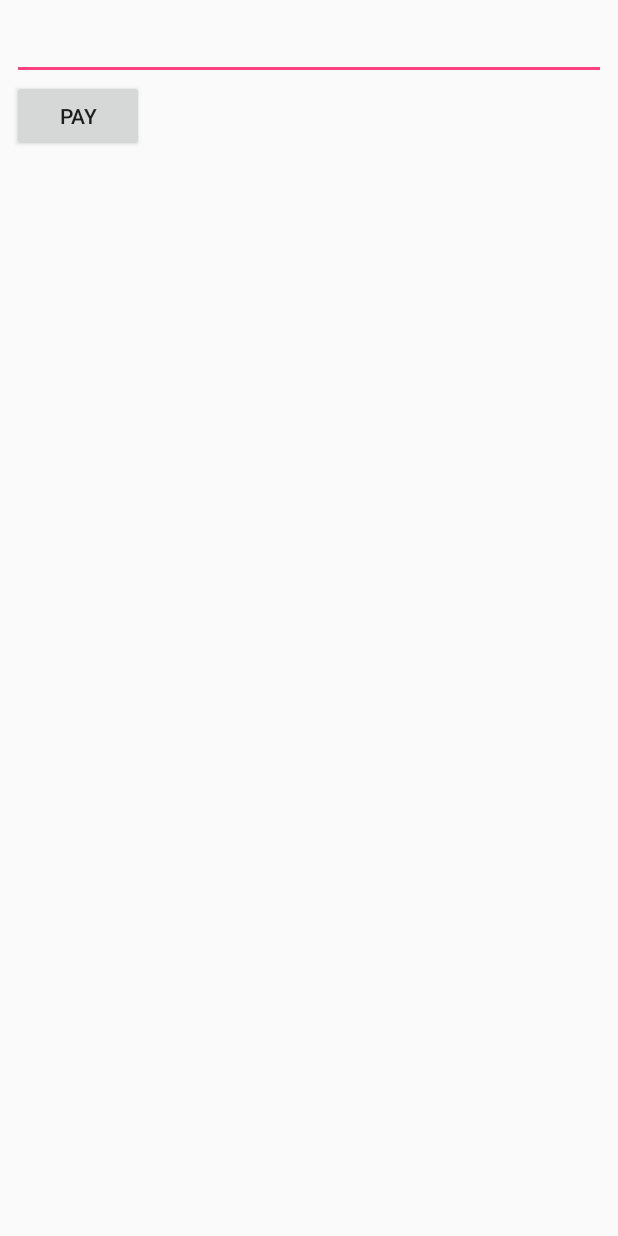
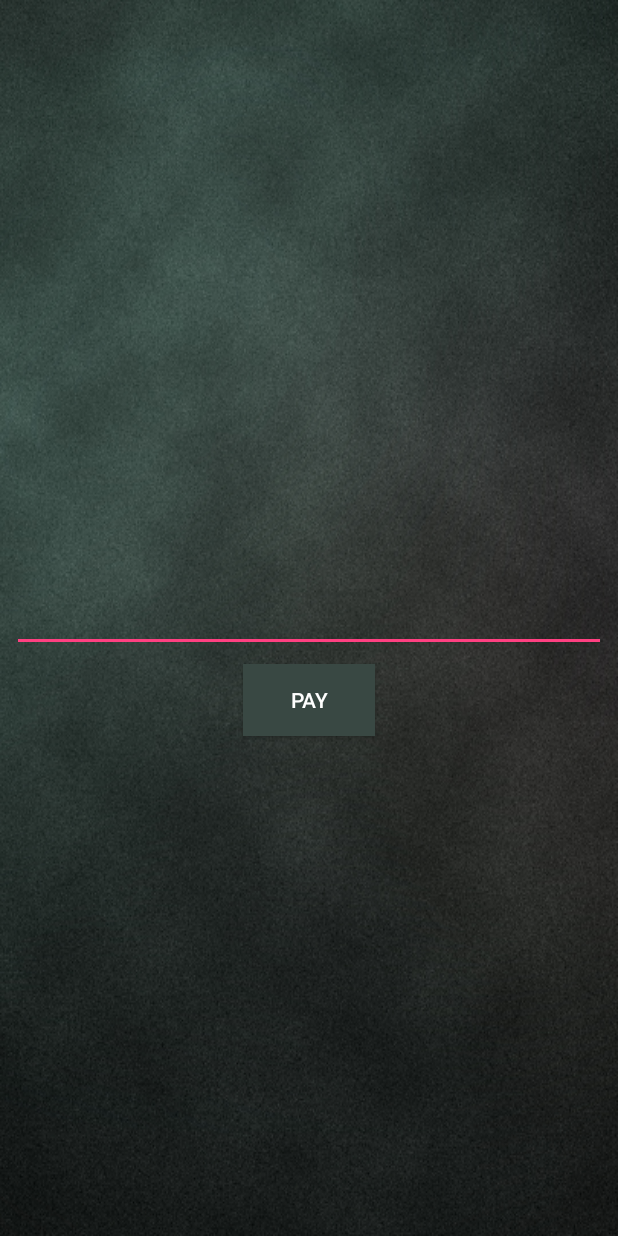
Before and after one commit to mumbai19/team-10, an Android app: the Payments screen opened directly, with no data from a screen before it, on a phone screen of 412 x 824 dp. Run offline under Robolectric (Android 15) with nearby library versions, the phone set to English and light mode, and no system bars; libraries missing offline, so code that uses them is left out: com.razorpay.

Commit message:
UI improved in activity_payments

```diff
--- a/AndroidApplication/app/src/main/res/layout/activity_payments.xml
+++ b/AndroidApplication/app/src/main/res/layout/activity_payments.xml
@@ -1,16 +1,35 @@
 <?xml version="1.0" encoding="utf-8"?>
-<LinearLayout xmlns:android="http://schemas.android.com/apk/res/android"
+<androidx.constraintlayout.widget.ConstraintLayout xmlns:android="http://schemas.android.com/apk/res/android"
+    xmlns:app="http://schemas.android.com/apk/res-auto"
+    xmlns:tools="http://schemas.android.com/tools"
     android:orientation="vertical" android:layout_width="match_parent"
     android:layout_height="match_parent"
-    android:layout_margin="8dp">
+    android:padding="8dp"
+    android:background="@drawable/background_01">
+
     <EditText
         android:id="@+id/PaymentAmount"
         android:layout_width="match_parent"
-        android:layout_height="wrap_content" />
+        android:layout_height="wrap_content"
+        android:layout_marginTop="8dp"
+        android:layout_marginBottom="8dp"
+        android:textColor="#ffffff"
+        app:layout_constraintBottom_toBottomOf="parent"
+        app:layout_constraintTop_toTopOf="parent"
+        tools:layout_editor_absoluteX="8dp" />
+
     <Button
         android:id="@+id/Pay"
+        android:layout_width="wrap_content"
+        android:layout_height="wrap_content"
+        android:layout_marginStart="8dp"
+        android:layout_marginTop="8dp"
+        android:layout_marginEnd="8dp"
+        android:background="#394843"
         android:text="Pay"
-        android:layout_width="wrap_content"
-        android:layout_height="wrap_content" />
+        android:textColor="#ffffff"
+        app:layout_constraintEnd_toEndOf="parent"
+        app:layout_constraintStart_toStartOf="parent"
+        app:layout_constraintTop_toBottomOf="@+id/PaymentAmount" />
 
-</LinearLayout>
+</androidx.constraintlayout.widget.ConstraintLayout>
--- a/AndroidApplication/app/src/main/res/layout/payent_gateway.xml
+++ b/AndroidApplication/app/src/main/res/layout/payent_gateway.xml
@@ -1,7 +1,8 @@
 <?xml version="1.0" encoding="utf-8"?>
 <LinearLayout xmlns:android="http://schemas.android.com/apk/res/android"
     android:orientation="vertical" android:layout_width="match_parent"
-    android:layout_height="match_parent">
+    android:layout_height="match_parent"
+    android:background="@drawable/background_01">
     <TextView
         android:id="@+id/gateway"
         android:layout_width="wrap_content"
```
